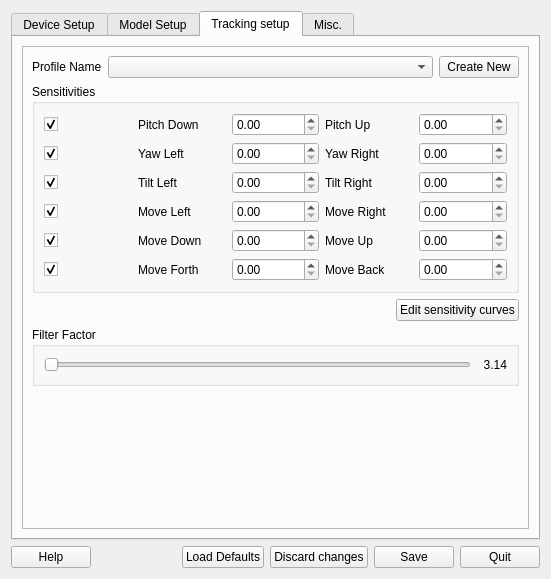
First picture: the form in src/qt_gui/ltr.ui, repository mavak/linux-track, before the edit.
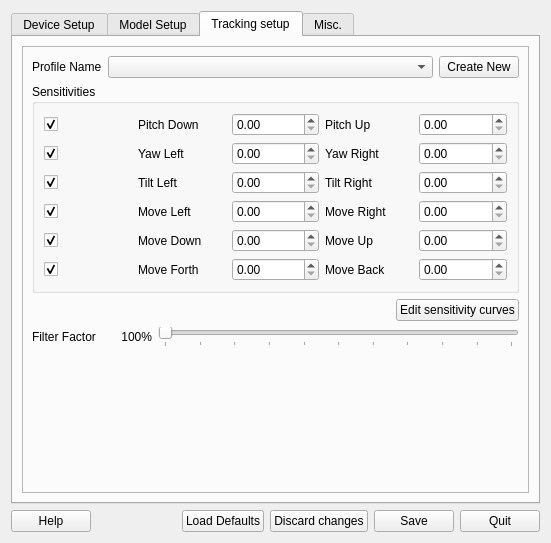
Second picture: the form after the edit. The open tabs and pages were chosen to show the change. Icons and pictures are not drawn.

```diff
--- a/src/qt_gui/ltr.ui
+++ b/src/qt_gui/ltr.ui
@@ -7,7 +7,7 @@
     <x>0</x>
     <y>0</y>
     <width>551</width>
-    <height>579</height>
+    <height>543</height>
    </rect>
   </property>
   <property name="sizePolicy">
@@ -2075,13 +2075,38 @@
            </layout>
           </item>
           <item>
-           <widget class="QGroupBox" name="groupBox_2">
-            <property name="title">
-             <string>Filter Factor</string>
-            </property>
             <layout class="QHBoxLayout" name="horizontalLayout_21">
              <item>
-              <widget class="QSlider" name="FilterSlider">
+             <widget class="QLabel" name="CommonFFLabel">
+              <property name="text">
+               <string>Filter Factor</string>
+              </property>
+             </widget>
+            </item>
+            <item>
+             <widget class="QLabel" name="CommonFFVal">
+              <property name="sizePolicy">
+               <sizepolicy hsizetype="Fixed" vsizetype="Preferred">
+                <horstretch>0</horstretch>
+                <verstretch>0</verstretch>
+               </sizepolicy>
+              </property>
+              <property name="minimumSize">
+               <size>
+                <width>50</width>
+                <height>0</height>
+               </size>
+              </property>
+              <property name="text">
+               <string>100%</string>
+              </property>
+              <property name="alignment">
+               <set>Qt::AlignRight|Qt::AlignTrailing|Qt::AlignVCenter</set>
+              </property>
+             </widget>
+            </item>
+            <item>
+             <widget class="QSlider" name="CommonFF">
                <property name="minimum">
                 <number>1</number>
                </property>
@@ -2091,26 +2116,15 @@
                <property name="orientation">
                 <enum>Qt::Horizontal</enum>
                </property>
-              </widget>
-             </item>
-             <item>
-              <widget class="QLabel" name="FilterValue">
-               <property name="minimumSize">
-                <size>
-                 <width>30</width>
-                 <height>18</height>
-                </size>
-               </property>
-               <property name="text">
-                <string>3.14</string>
-               </property>
-               <property name="alignment">
-                <set>Qt::AlignRight|Qt::AlignTrailing|Qt::AlignVCenter</set>
+              <property name="tickPosition">
+               <enum>QSlider::TicksBelow</enum>
+              </property>
+              <property name="tickInterval">
+               <number>100</number>
                </property>
               </widget>
              </item>
             </layout>
-           </widget>
           </item>
           <item>
            <spacer name="verticalSpacer">
```
Lines whose indentation alone changed are shown as unchanged.
